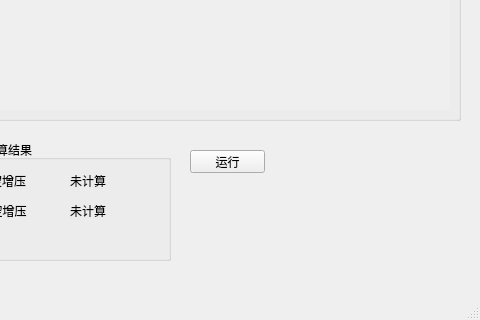
Above: Gui/mainWindow.ui from czy1996/APB before the change; both pictures show x 440 to 920 and y 280 to 600 of the 920 by 600 pixel window. Below: the same form after it.
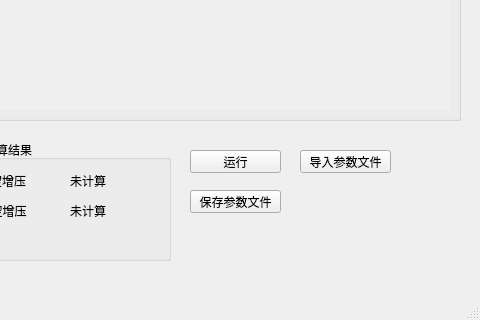
That is the form after the change.

Commit message: 参数保存

```diff
--- a/Gui/mainWindow.ui
+++ b/Gui/mainWindow.ui
@@ -25,7 +25,7 @@
      <rect>
       <x>630</x>
       <y>430</y>
-      <width>75</width>
+      <width>91</width>
       <height>23</height>
      </rect>
     </property>
@@ -33,19 +33,6 @@
      <string>运行</string>
     </property>
    </widget>
-   <widget class="QLabel" name="label_message">
-    <property name="geometry">
-     <rect>
-      <x>730</x>
-      <y>430</y>
-      <width>131</width>
-      <height>21</height>
-     </rect>
-    </property>
-    <property name="text">
-     <string/>
-    </property>
-   </widget>
    <widget class="QGroupBox" name="groupBox">
     <property name="geometry">
      <rect>
@@ -596,12 +583,32 @@
     <zorder>label_d_pressure_C</zorder>
     <zorder>groupBox_2</zorder>
    </widget>
-   <zorder>buttonRun</zorder>
-   <zorder>label_message</zorder>
-   <zorder>groupBox</zorder>
-   <zorder>groupBox_2</zorder>
-   <zorder>groupBox_3</zorder>
-   <zorder>input_t</zorder>
+   <widget class="QPushButton" name="buttonParamsLoad">
+    <property name="geometry">
+     <rect>
+      <x>740</x>
+      <y>430</y>
+      <width>91</width>
+      <height>23</height>
+     </rect>
+    </property>
+    <property name="text">
+     <string>导入参数文件</string>
+    </property>
+   </widget>
+   <widget class="QPushButton" name="buttonParamsSave">
+    <property name="geometry">
+     <rect>
+      <x>630</x>
+      <y>470</y>
+      <width>91</width>
+      <height>23</height>
+     </rect>
+    </property>
+    <property name="text">
+     <string>保存参数文件</string>
+    </property>
+   </widget>
   </widget>
   <widget class="QMenuBar" name="menubar">
    <property name="geometry">
```
Left out of the diff: 5 changed lines with no effect on the pictures. The commit also changes 3 other files.
